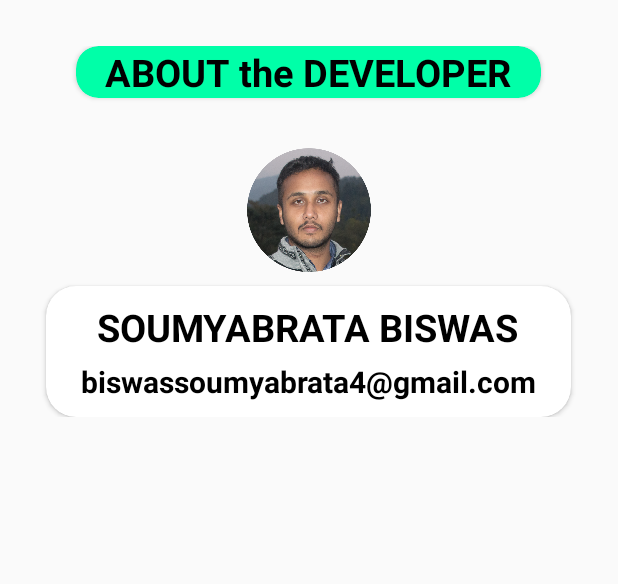
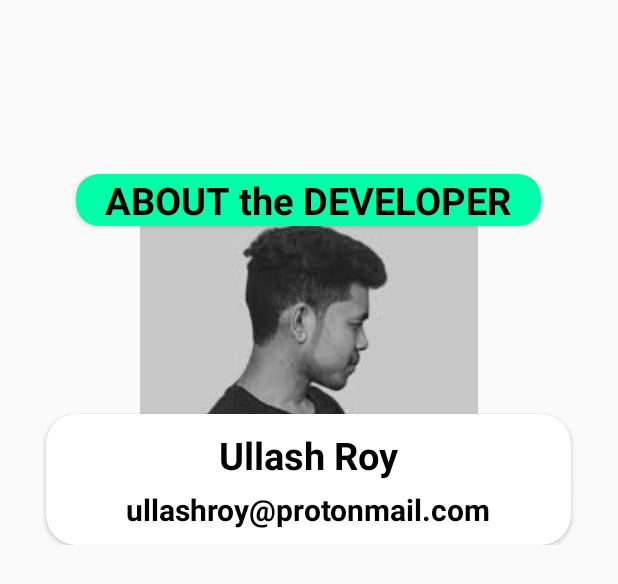
Before and after one commit to u1145h/LiveSafe, an Android app: the layout developer_dialog.xml on its own in the app's theme, with its tools: preview values and no code run, on a phone screen of 412 x 824 dp. Shown: the top 584 px of the screen. Run offline under Robolectric (Android 15) with nearby library versions, the phone set to English and light mode, and no system bars.

Commit message:
updated few more minor problems

```diff
--- a/app/src/main/res/layout/activity_dialog.xml
+++ b/app/src/main/res/layout/activity_dialog.xml
@@ -24,9 +24,9 @@
             <TextView
                 android:id="@+id/dialog_appName"
                 android:text="@string/app_name"
-                android:textColor="@color/green2"
+                android:textColor="@color/BlackSPL"
                 android:textStyle="bold"
-                android:textSize="25dp"
+                android:textSize="30dp"
                 android:gravity="center"
                 android:layout_width="match_parent"
                 android:layout_height="wrap_content"/>
--- a/app/src/main/res/layout/developer_dialog.xml
+++ b/app/src/main/res/layout/developer_dialog.xml
@@ -5,18 +5,24 @@
     xmlns:app="http://schemas.android.com/apk/res-auto"
     android:layout_marginTop="20dp"
     android:padding="5dp"
+    android:layout_centerHorizontal="true"
+    android:layout_centerVertical="true"
     android:background="@android:color/transparent"
     android:layout_gravity="center_horizontal">
 
     <ImageView
         android:id="@+id/photo"
-        android:src="@drawable/image"
+        android:src="@drawable/profile_photo"
         android:layout_width="wrap_content"
+        android:layout_centerHorizontal="true"
         android:layout_height="wrap_content"
-        android:layout_marginBottom="200dp"/>
+        android:layout_marginTop="100dp"
+        android:layout_marginBottom="100dp"/>
 
     <LinearLayout
         android:layout_width="match_parent"
+        android:layout_centerHorizontal="true"
+        android:layout_centerVertical="true"
         android:layout_height="wrap_content"
         android:orientation="vertical"
         android:padding="5dp">
@@ -55,7 +61,7 @@
 
                 <TextView
                     android:id="@+id/details_name"
-                    android:text="SOUMYABRATA BISWAS"
+                    android:text="Ullash Roy"
                     android:textColor="@color/text"
                     android:textSize="25sp"
                     android:layout_marginTop="10dp"
@@ -66,7 +72,7 @@
 
                 <TextView
                     android:id="@+id/details_mail"
-                    android:text="biswassoumyabrata4@gmail.com"
+                    android:text="ullashroy@protonmail.com"
                     android:layout_marginTop="5dp"
                     android:layout_marginBottom="10dp"
                     android:textColor="@color/text"
```
Also changed, not shown: app/src/main/res/drawable/image.png (deleted), app/src/main/res/drawable/profile_photo.jpeg (added).
